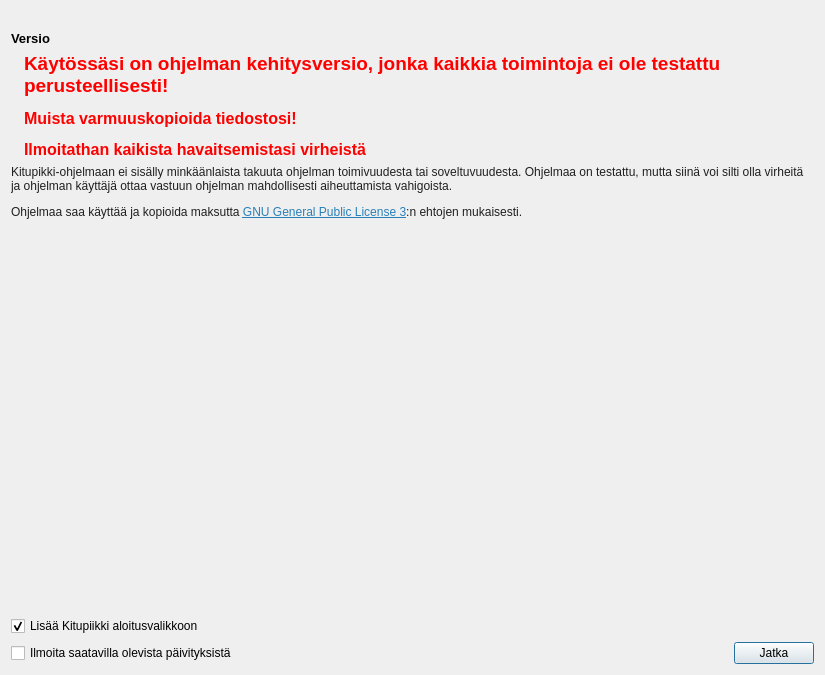
The window that kitupiikki/aloitussivu/tervetuloa.ui (artoh/kitupiikki) describes before a commit, drawn with Qt 5.
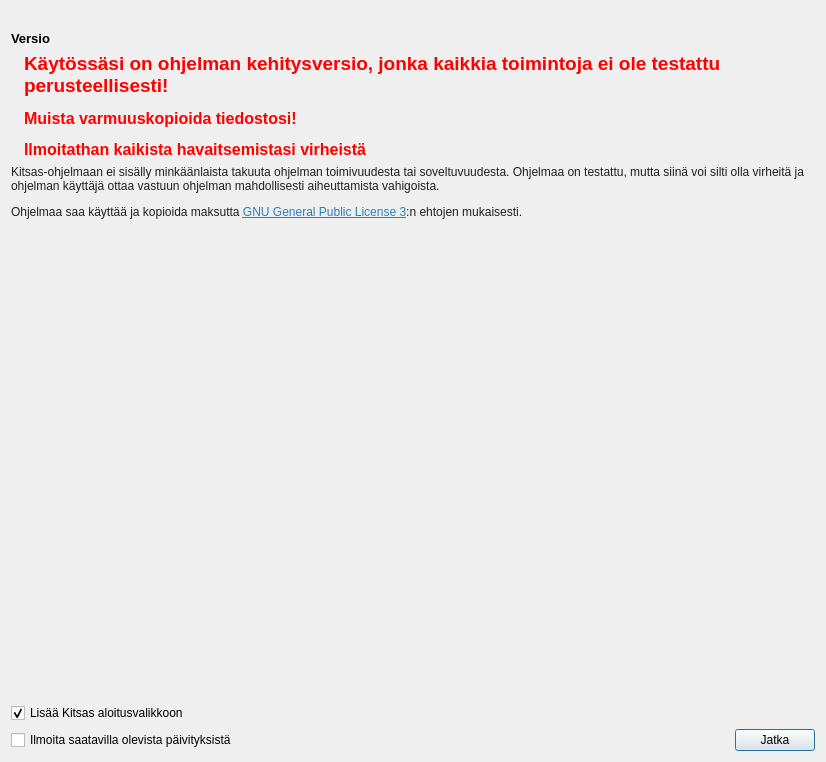
The same window after the commit. Icons and pictures are not drawn.

```diff
--- a/kitupiikki/aloitussivu/tervetuloa.ui
+++ b/kitupiikki/aloitussivu/tervetuloa.ui
@@ -6,8 +6,8 @@
    <rect>
     <x>0</x>
     <y>0</y>
-    <width>825</width>
-    <height>675</height>
+    <width>826</width>
+    <height>762</height>
    </rect>
   </property>
   <property name="windowTitle">
@@ -82,7 +82,7 @@
    <item>
     <widget class="QLabel" name="label_4">
      <property name="text">
-      <string>&lt;html&gt;&lt;head/&gt;&lt;body&gt;&lt;p&gt;&lt;span style=&quot; font-family:'Helvetica Neue,Helvetica,Arial,sans-serif'; color:rgba(0,0,0,0.866667);&quot;&gt;Kitupikki-ohjelmaan ei sisälly minkäänlaista takuuta ohjelman toimivuudesta tai soveltuvuudesta. Ohjelmaa on testattu, mutta siinä voi silti olla virheitä ja ohjelman käyttäjä ottaa vastuun ohjelman mahdollisesti aiheuttamista vahigoista.&lt;/span&gt;&lt;/p&gt;&lt;p&gt;&lt;span style=&quot; font-family:'Helvetica Neue,Helvetica,Arial,sans-serif'; color:rgba(0,0,0,0.866667);&quot;&gt;Ohjelmaa saa käyttää ja kopioida maksutta &lt;/span&gt;&lt;a href=&quot;https://kitupiikki.info/lisenssi&quot;&gt;&lt;span style=&quot; text-decoration: underline; color:#2980b9;&quot;&gt;GNU General Public License 3&lt;/span&gt;&lt;/a&gt;&lt;span style=&quot; font-family:'Helvetica Neue,Helvetica,Arial,sans-serif'; color:rgba(0,0,0,0.866667);&quot;&gt;:n ehtojen mukaisesti.&lt;/span&gt;&lt;/p&gt;&lt;/body&gt;&lt;/html&gt;</string>
+      <string>&lt;html&gt;&lt;head/&gt;&lt;body&gt;&lt;p&gt;&lt;span style=&quot; font-family:'Helvetica Neue,Helvetica,Arial,sans-serif'; color:rgba(0,0,0,0.866667);&quot;&gt;Kitsas-ohjelmaan ei sisälly minkäänlaista takuuta ohjelman toimivuudesta tai soveltuvuudesta. Ohjelmaa on testattu, mutta siinä voi silti olla virheitä ja ohjelman käyttäjä ottaa vastuun ohjelman mahdollisesti aiheuttamista vahigoista.&lt;/span&gt;&lt;/p&gt;&lt;p&gt;&lt;span style=&quot; font-family:'Helvetica Neue,Helvetica,Arial,sans-serif'; color:rgba(0,0,0,0.866667);&quot;&gt;Ohjelmaa saa käyttää ja kopioida maksutta &lt;/span&gt;&lt;a href=&quot;https://kitupiikki.info/lisenssi&quot;&gt;&lt;span style=&quot; text-decoration: underline; color:#2980b9;&quot;&gt;GNU General Public License 3&lt;/span&gt;&lt;/a&gt;&lt;span style=&quot; font-family:'Helvetica Neue,Helvetica,Arial,sans-serif'; color:rgba(0,0,0,0.866667);&quot;&gt;:n ehtojen mukaisesti.&lt;/span&gt;&lt;/p&gt;&lt;/body&gt;&lt;/html&gt;</string>
      </property>
      <property name="wordWrap">
       <bool>true</bool>
@@ -108,7 +108,7 @@
    <item>
     <widget class="QCheckBox" name="valikkoonCheck">
      <property name="text">
-      <string>Lisää Kitupiikki aloitusvalikkoon</string>
+      <string>Lisää Kitsas aloitusvalikkoon</string>
      </property>
      <property name="checked">
       <bool>true</bool>
```
Left out of the diff: 2 changed lines with no effect on the pictures.
